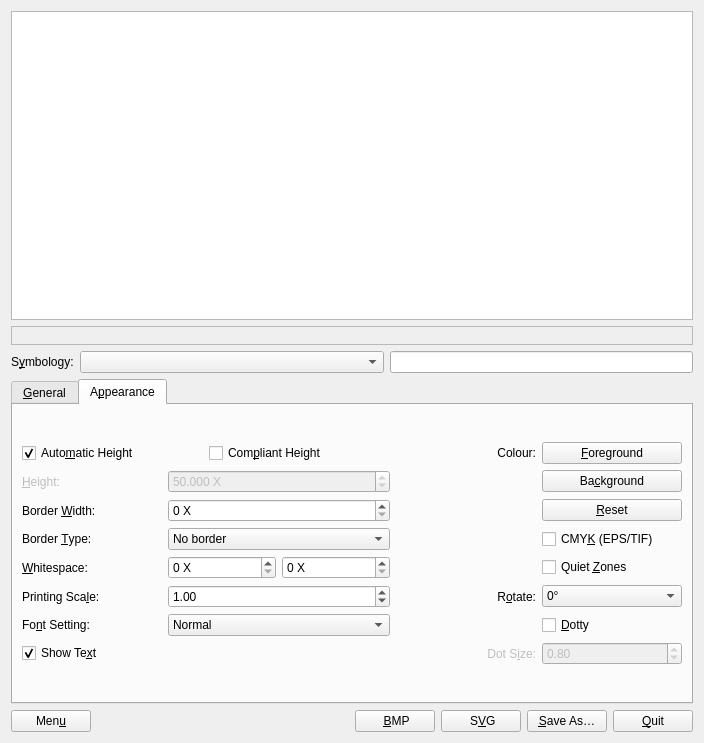
Old version of the form frontend_qt/mainWindow.ui in the repository zint/zint.
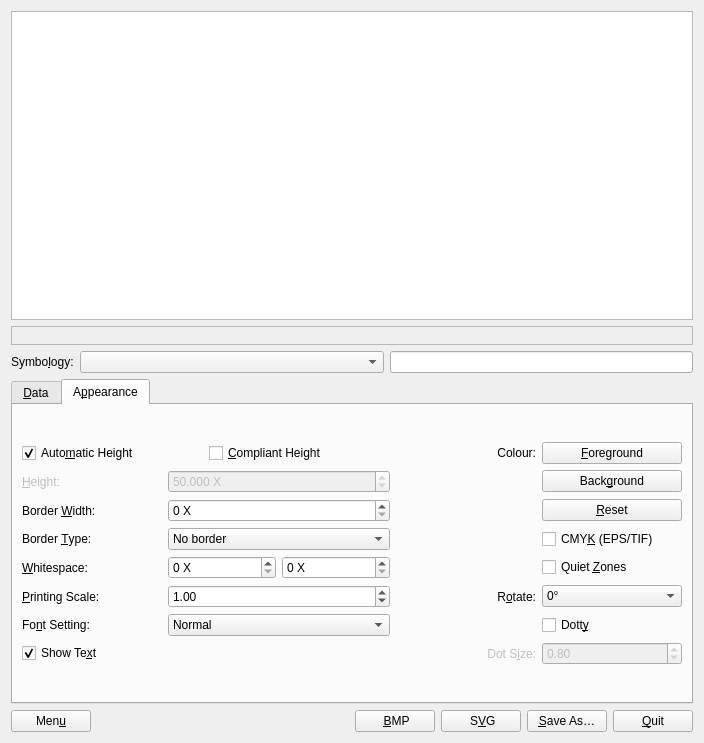
New version of the form. The open tabs and pages were chosen to show the change. Icons and pictures are not drawn.

Commit message: GUI: change "General" tab name to "Data"; adjust accelerators

What changed in the file:
```diff
--- a/frontend_qt/mainWindow.ui
+++ b/frontend_qt/mainWindow.ui
@@ -100,7 +100,7 @@
             <string>Type of barcode</string>
            </property>
            <property name="text">
-            <string>S&amp;ymbology:</string>
+            <string>Symbo&amp;logy:</string>
            </property>
            <property name="alignment">
             <set>Qt::AlignLeading|Qt::AlignLeft|Qt::AlignVCenter</set>
@@ -169,7 +169,7 @@
          </property>
          <widget class="QWidget" name="tabGeneral">
           <attribute name="title">
-           <string>&amp;General</string>
+           <string>&amp;Data</string>
           </attribute>
           <layout class="QVBoxLayout" name="verticalLayout_3">
            <item>
@@ -722,7 +722,7 @@
 (ignored if disabled)</string>
                  </property>
                  <property name="text">
-                  <string>Com&amp;pliant Height</string>
+                  <string>&amp;Compliant Height</string>
                  </property>
                  <property name="checked">
                   <bool>false</bool>
@@ -916,7 +916,7 @@
                 <string>Image scale when output to file</string>
                </property>
                <property name="text">
-                <string>Printing Sca&amp;le:</string>
+                <string>&amp;Printing Scale:</string>
                </property>
                <property name="alignment">
                 <set>Qt::AlignLeading|Qt::AlignLeft|Qt::AlignVCenter</set>
@@ -1055,7 +1055,7 @@
                 <string>Change paper colour</string>
                </property>
                <property name="text">
-                <string>Ba&amp;ckground</string>
+                <string>Back&amp;ground</string>
                </property>
               </widget>
              </item>
@@ -1146,7 +1146,7 @@
 (ignored if disabled)</string>
                </property>
                <property name="text">
-                <string>&amp;Dotty</string>
+                <string>Dott&amp;y</string>
                </property>
                <property name="checked">
                 <bool>false</bool>
```
Left out of the diff: 16 changed lines with no effect on the pictures.
